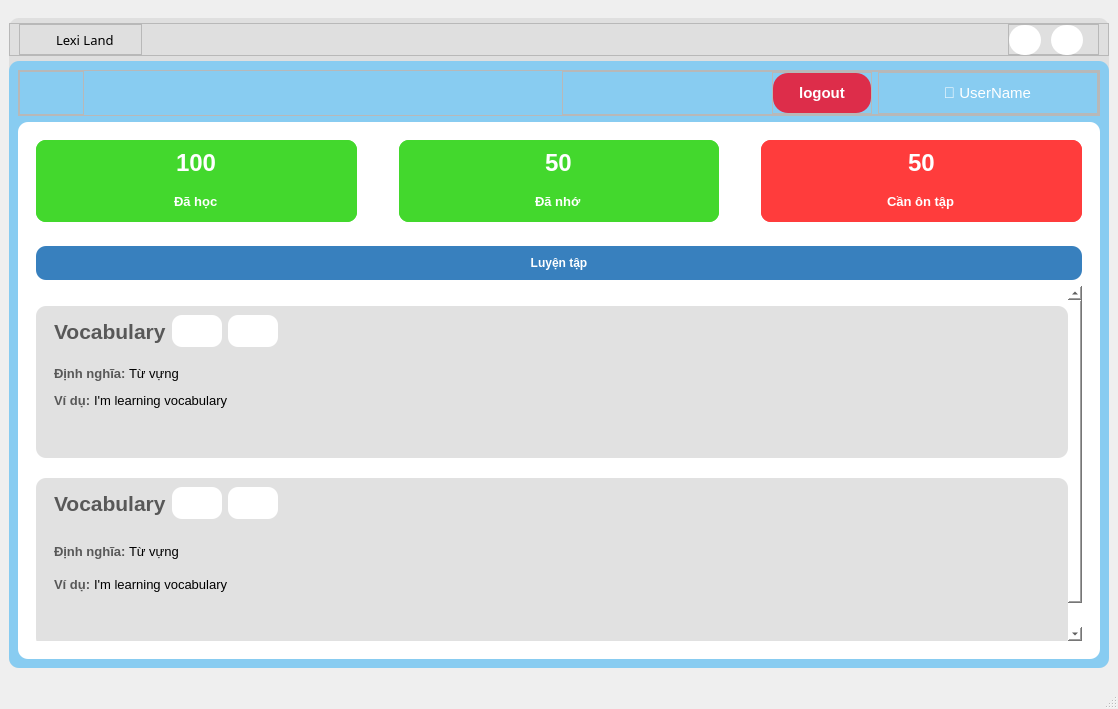
This is UI/forms/practice.ui in yuukun123/LexiLand as Qt 5 draws it before an edit. The edited form follows.
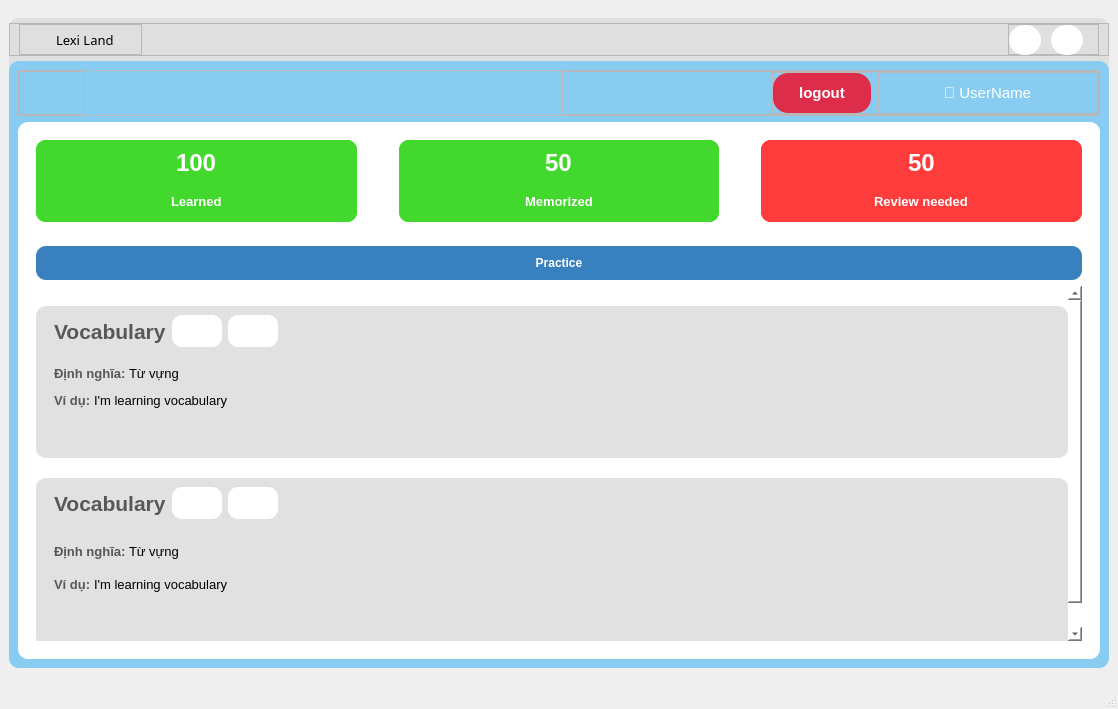
This is the edited form. Icons and pictures are not drawn.

What changed in the file:
```diff
--- a/UI/forms/practice.ui
+++ b/UI/forms/practice.ui
@@ -701,7 +701,7 @@
                          </font>
                         </property>
                         <property name="text">
-                         <string>Đã học</string>
+                         <string>Learned</string>
                         </property>
                        </widget>
                       </item>
@@ -790,7 +790,7 @@
                          </font>
                         </property>
                         <property name="text">
-                         <string>Đã nhớ</string>
+                         <string>Memorized</string>
                         </property>
                        </widget>
                       </item>
@@ -898,7 +898,7 @@
                          </font>
                         </property>
                         <property name="text">
-                         <string>Cần ôn tập</string>
+                         <string>Review needed</string>
                         </property>
                        </widget>
                       </item>
@@ -963,7 +963,7 @@
 }</string>
                      </property>
                      <property name="text">
-                      <string>Luyện tập</string>
+                      <string>Practice</string>
                      </property>
                      <property name="icon">
                       <iconset resource="../../resource/resource.qrc">
```
